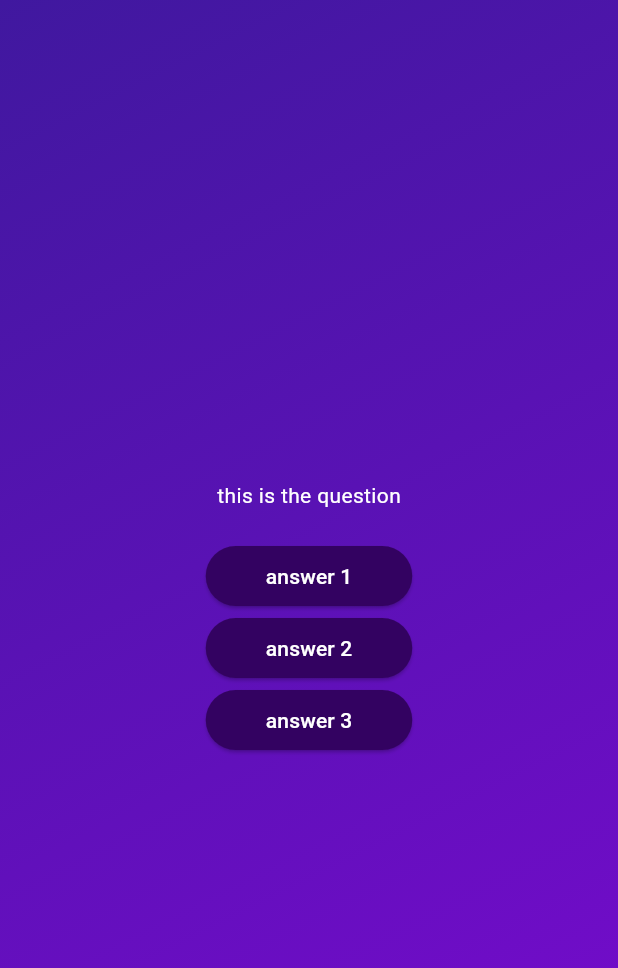
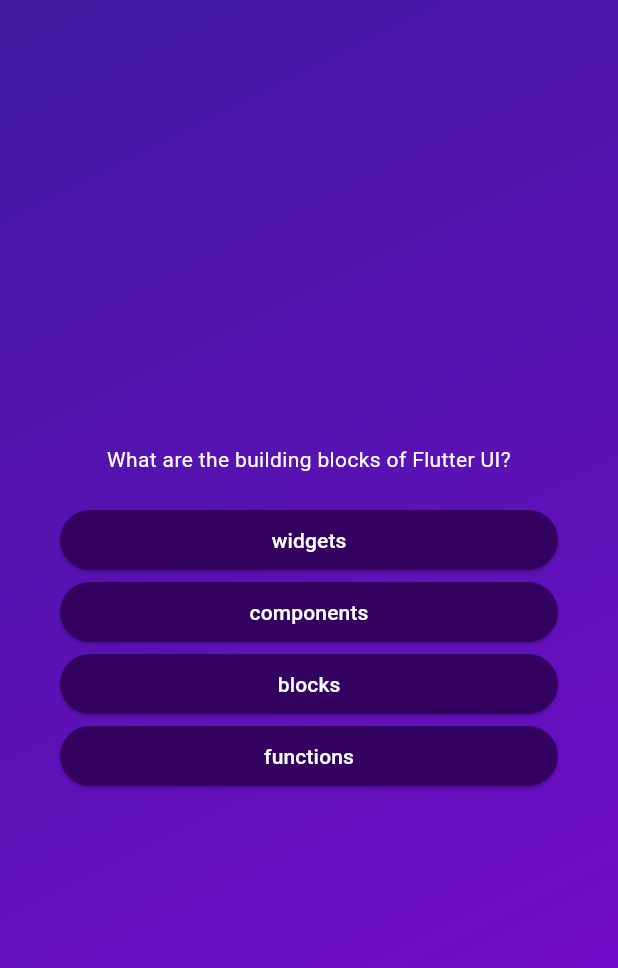
Before and after one commit to Yasithprimal/Quiz-App, a Flutter app: the screen it shows after launch, after a tap on "Start quiz", on a phone screen of 412 x 824 dp. Shown: the top 968 px of the screen. Run offline on Flutter 3.47's test engine with Material 3 defaults, Android fonts, the phone set to English and light mode, and no system bars.

Commit message:
worked around buttons

```diff
--- a/lib/question_screen.dart
+++ b/lib/question_screen.dart
@@ -1,5 +1,6 @@
 import 'package:flutter/material.dart';
 import 'package:adv_basics/answer_button.dart';
+import 'package:adv_basics/data/questions.dart';
 
 class QuestionScreen extends StatefulWidget {
   const QuestionScreen({super.key});
@@ -9,33 +10,37 @@ class QuestionScreen extends StatefulWidget {
 }
 
 class _QuestionScreenState extends State<QuestionScreen> {
+  final currentQuestion = questions[0];
+
   @override
   Widget build(BuildContext context) {
     return SizedBox(
       width: double.infinity,
+      child: Container(
+        margin: const EdgeInsets.all(40),
         child: Column(
           mainAxisAlignment: MainAxisAlignment.center,
+          crossAxisAlignment: CrossAxisAlignment.stretch,
           children: [
-          const Text(
-            'this is the question',
-            style: TextStyle(color: Colors.white),
+            Text(
+              currentQuestion.text,
+              style: const TextStyle(color: Colors.white),
+              textAlign: TextAlign.center,
             ),
             const SizedBox(
               height: 20,
             ),
-          AnswerButton(
+            ...currentQuestion.answers.map(
+              (e) {
+                return AnswerButton(
+                  answerText: e,
                   onTap: () {},
-            answerText: 'answer 1',
+                );
+              },
             ),
-          AnswerButton(
-            onTap: () {},
-            answerText: 'answer 2',
+            // AnswerButton(
+          ],
         ),
-          AnswerButton(
-            onTap: () {},
-            answerText: 'answer 3',
-          ),
-        ],
       ),
     );
   }
```
Lines whose indentation alone changed are shown as unchanged.
